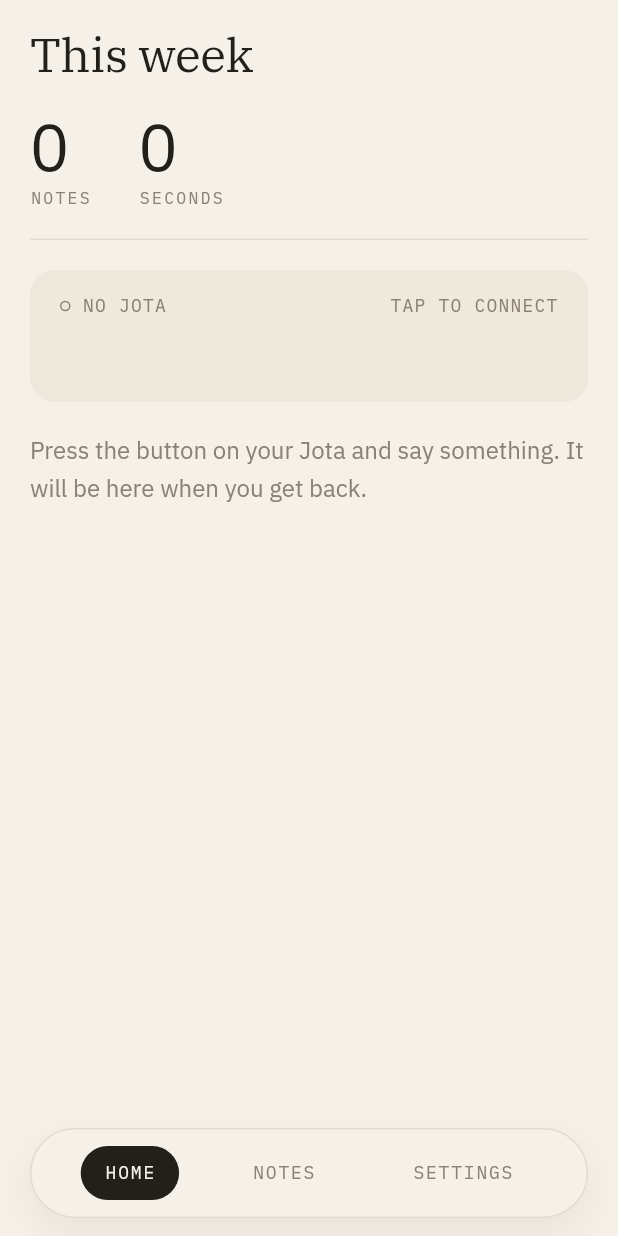
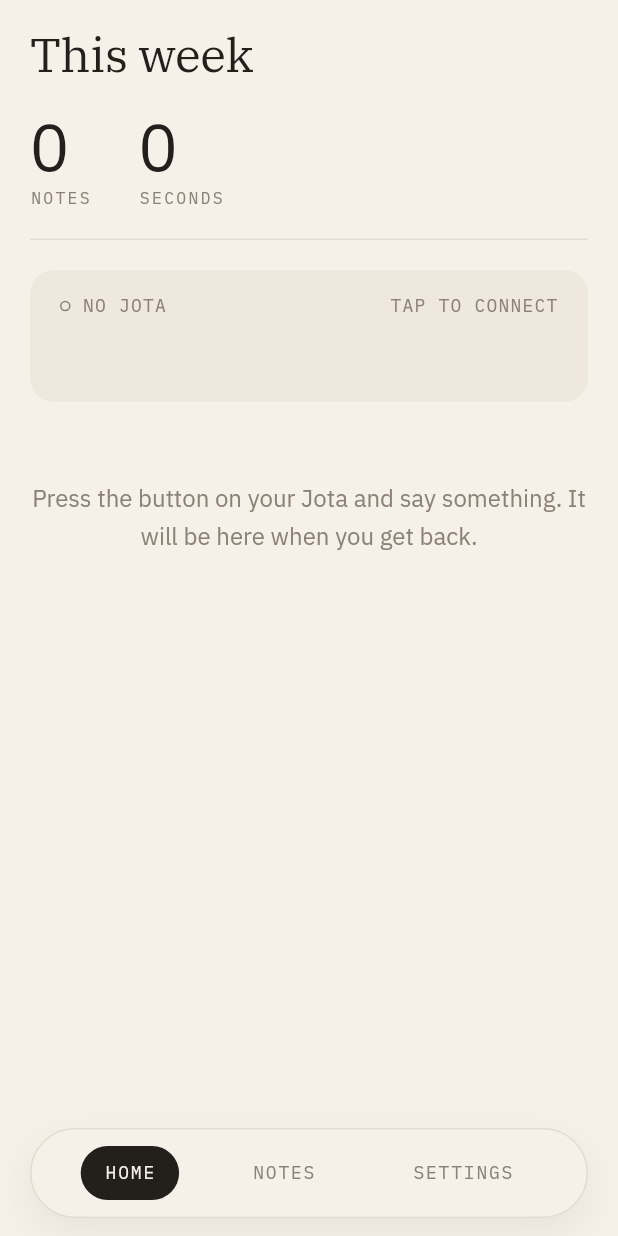
Before and after one commit to ahmedkmadani/3d-printer-projects, a Flutter app: the HomeShell screen opened directly, on a phone screen of 412 x 824 dp. Run offline on Flutter 3.47's test engine with Material 3 defaults, Android fonts, the phone set to English and light mode, and no system bars; our stand-ins replace flutter_blue_plus, flutter_local_notifications, flutter_secure_storage, just_audio, local_auth, lucide_icons_flutter and 3 more; missing offline and left inert: flutter_foreground_task, whisper_ggml; accounts and stored records are empty; project files that could hold a hidden picture were left out.

Commit message:
App: the UX review, group two — actions that look like actions, a word after a sync, undo, empty states, larger fonts
"Transcribe again" is a compact stadium: as muted text beside "Hold to
edit" it read as a second caption. The details card says "Read by  On
this phone" rather than the model's name — which model is a Settings
fact; that the audio never left is the fact worth having on the note.
The tag pill on the note is a label again, tappable nowhere, since it was
tappable there and nowhere else and nothing said so.

Snackbars are set in prose: they are sentences, and mono is for figures.

"2 notes synced": the controller fires a count whenever a sync brings
notes, by any path, and the shell shows one line. With the SYNC word gone
from the archive's corner nothing said a sync had happened. The device
card no longer announces its own arrivals, so nothing says it twice.

Undo after a swipe: the note hides at once and is deleted five seconds
later unless UNDO on the snackbar calls it back (NotesController
.scheduleDelete / undoDelete, with a test). A delete still waiting when
the controller goes runs then. The phone holds the only copy.

Filter sheet: no Done — every choice applies as it is tapped and the
sheet swipes away. Settings values in Title case for words (On device,
Auto, Off, Unknown); caps stay for ids and figures.

Larger system fonts: JotaRow, JotaButton and the nav bar take their
height from scaledHeight(), the token scaled by the text scaler and
capped at half again. A fixed height clipped the word at 1.3×; a
minimum-only height expanded without limit inside the nav's row and
filled the screen (seen on the phone, reverted the same hour).

Empty states in one sentence each: Home with no notes, Patterns with no
topics, Tags with none.

Co-Authored-By: Claude Fable 5.1 <noreply@anthropic.com>
Claude-Session: https://claude.ai/code/session_01D8zJ6zwLcbC9u3XbhQ3YAd

```diff
--- a/jota/app/lib/design/theme.dart
+++ b/jota/app/lib/design/theme.dart
@@ -212,6 +212,15 @@ abstract final class JotaCards {
 // E-paper cannot animate, so the device has no motion language to inherit. The
 // phone gets the minimum that keeps state changes legible, and nothing that
 // draws attention to itself. No bounces, no scale, no colour transitions.
+/// A stadium's height at the user's font size: 36 at the default, 47 at a
+/// 1.3× system font, and no taller than half again. A fixed height clipped
+/// the word inside at large text; a minimum-only height expanded without
+/// limit inside a row. This is the height, scaled, and still a height.
+double scaledHeight(BuildContext context, double h) {
+  final double scaled = MediaQuery.textScalerOf(context).scale(h);
+  return scaled > h * 1.5 ? h * 1.5 : scaled;
+}
+
 abstract final class JotaMotion {
   static const Duration fast = Duration(milliseconds: 120);
   static const Duration normal = Duration(milliseconds: 220);
@@ -613,7 +622,9 @@ abstract final class JotaTheme {
       ),
       snackBarTheme: SnackBarThemeData(
         backgroundColor: c.ink,
-        contentTextStyle: type.reading.copyWith(color: c.bg),
+        // Prose, not mono: a snackbar is a sentence, and the brand keeps
+        // mono for figures and identifiers.
+        contentTextStyle: type.prose.copyWith(color: c.bg),
         behavior: SnackBarBehavior.floating,
         elevation: 0,
         shape: const StadiumBorder(),
--- a/jota/app/lib/screens/home_screen.dart
+++ b/jota/app/lib/screens/home_screen.dart
@@ -82,10 +82,20 @@ class HomeScreen extends StatelessWidget {
           const SizedBox(height: JotaGrid.gapL),
           const DeviceCard(),
           const SizedBox(height: JotaGrid.gapL),
+          // Nothing recorded yet: one sentence about what to do, in place
+          // of two cards about nothing.
+          if (notes.notes.isEmpty)
+            const Padding(
+              padding: EdgeInsets.symmetric(vertical: JotaGrid.gapXL),
+              child: JotaEmpty(
+                message: 'Press the button on your Jota and say something. '
+                    'It will be here when you get back.',
+              ),
+            )
           // Hidden until there are enough notes for a count to mean
           // something: see kMinNotesForPatterns.
-          if (!enoughForPatterns(notes.notes) || week.topics.isEmpty)
-            _NothingYet(hasNotes: notes.notes.isNotEmpty)
+          else if (!enoughForPatterns(notes.notes) || week.topics.isEmpty)
+            const _NothingYet()
           else
             _TopicsCard(
               topics: week.topics,
@@ -270,22 +280,17 @@ class _TopicsCard extends StatelessWidget {
 }
 
 class _NothingYet extends StatelessWidget {
-  const _NothingYet({required this.hasNotes});
-
-  final bool hasNotes;
+  const _NothingYet();
 
   @override
   Widget build(BuildContext context) {
     final JotaType t = context.type;
     final JotaColors c = context.ink;
     return Text(
-      hasNotes
-          // Said plainly, because "no patterns" reads as a failure otherwise —
-          // and the honest reason is simply that there is not enough yet.
-          ? 'Nothing has come back often enough to call a pattern yet. Keep '
-              'talking and it will.'
-          : 'Press the button on your Jota and say something. It will be here '
-              'when you get back.',
+      // Said plainly, because "no patterns" reads as a failure otherwise —
+      // and the honest reason is simply that there is not enough yet.
+      'Nothing has come back often enough to call a pattern yet. Keep '
+      'talking and it will.',
       style: t.prose.copyWith(color: c.inkMuted),
     );
   }
--- a/jota/app/lib/screens/home_shell.dart
+++ b/jota/app/lib/screens/home_shell.dart
@@ -20,6 +20,8 @@
 //  focused view earns the whole screen. That is deliberate; we did not give each
 //  tab its own navigation stack, which a package would be needed for.
 // ============================================================================
+import 'dart:async';
+
 import 'package:flutter/material.dart';
 import 'package:provider/provider.dart';
 
@@ -47,16 +49,28 @@ class HomeShell extends StatefulWidget {
 class _HomeShellState extends State<HomeShell> with WidgetsBindingObserver {
   late int _index = widget.initialIndex;
   late final Set<int> _visited = <int>{widget.initialIndex};
+  StreamSubscription<int>? _syncedSub;
 
   @override
   void initState() {
     super.initState();
     WidgetsBinding.instance.addObserver(this);
     WidgetsBinding.instance.addPostFrameCallback((_) => _checkRadio());
+    // One line when notes arrive, whichever tab is open and whichever path
+    // fetched them: the answer to "did that just sync?".
+    _syncedSub = context.read<DeviceController>().syncedNotes.listen((int n) {
+      if (!mounted) return;
+      ScaffoldMessenger.of(context)
+        ..hideCurrentSnackBar()
+        ..showSnackBar(
+          SnackBar(content: Text('$n note${n == 1 ? '' : 's'} synced')),
+        );
+    });
   }
 
   @override
   void dispose() {
+    _syncedSub?.cancel();
     WidgetsBinding.instance.removeObserver(this);
     super.dispose();
   }
@@ -210,10 +224,11 @@ class HomeNavBar extends StatelessWidget {
             // A compact-row tab with a gap of paper either side: the same two
             // tokens as everywhere else, so the bar and its pills share a
             // scale with the rest of the app instead of a 60 of their own.
-            height: _navHeight,
+            height: scaledHeight(context, _navHeight),
             decoration: BoxDecoration(
               color: c.bg,
-              borderRadius: JotaRows.borderRadiusOf(_navHeight),
+              borderRadius:
+                  JotaRows.borderRadiusOf(scaledHeight(context, _navHeight)),
               border: Border.all(color: c.rule, width: JotaGrid.hairline),
               boxShadow: <BoxShadow>[
                 BoxShadow(
@@ -282,12 +297,14 @@ class _NavItem extends StatelessWidget {
         child: AnimatedContainer(
           duration: JotaMotion.fast,
           curve: JotaMotion.curve,
-          height: JotaRows.heightCompact,
+          height: scaledHeight(context, JotaRows.heightCompact),
           alignment: Alignment.center,
           padding: const EdgeInsets.symmetric(horizontal: 16),
           decoration: BoxDecoration(
             color: active ? c.ink : Colors.transparent,
-            borderRadius: JotaRows.borderRadiusOf(JotaRows.heightCompact),
+            borderRadius: JotaRows.borderRadiusOf(
+              scaledHeight(context, JotaRows.heightCompact),
+            ),
           ),
           // Mono caps, not the sans label style: the design lock draws the nav
           // in the figure face, and it is the same treatment the device's own
--- a/jota/app/lib/screens/tag_editor_screen.dart
+++ b/jota/app/lib/screens/tag_editor_screen.dart
@@ -235,6 +235,11 @@ class _TagEditorScreenState extends State<TagEditorScreen> {
             Expanded(
               child: _tags.isEmpty && _readingDevice
                   ? Center(child: Text('Reading Jota…', style: t.label))
+                  : _tags.isEmpty
+                      ? const JotaEmpty(
+                          message: 'No tags yet. Add one below, and it shows '
+                              'up on the Jota too.',
+                        )
                       : TagList(
                           tags: _tags,
                           counts: _counts(notes.notes),
```
Also changed, not shown: jota/app/lib/design/widgets.dart (+9 -7 lines), jota/app/lib/screens/note_detail_screen.dart (+18 -16 lines), jota/app/lib/screens/note_list_screen.dart (+22 -9 lines), jota/app/lib/screens/patterns_screen.dart (+1 -7 lines), jota/app/lib/screens/settings_screen.dart (+10 -10 lines), jota/app/lib/screens/widgets/device_card.dart (+6 -5 lines), jota/app/lib/state/device_controller.dart (+12 -1 lines), jota/app/lib/state/notes_controller.dart (+48 -1 lines), 1 other file. Lines whose indentation alone changed are shown as unchanged.
